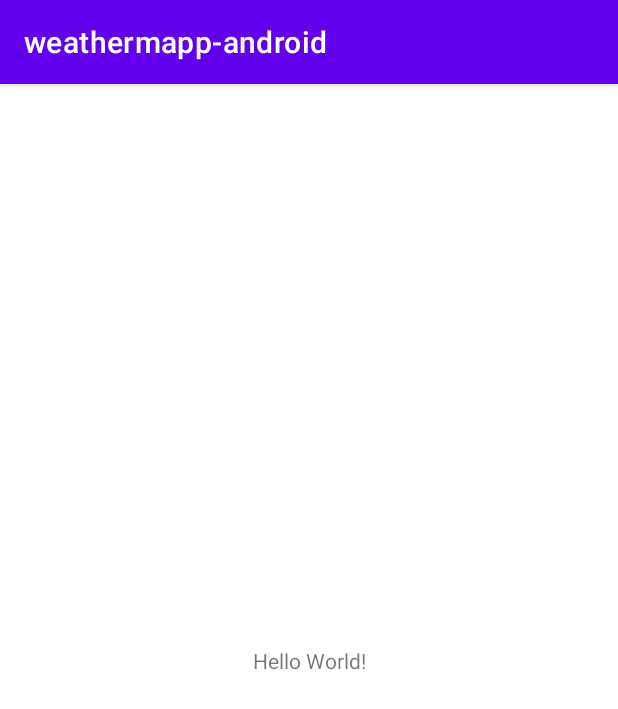
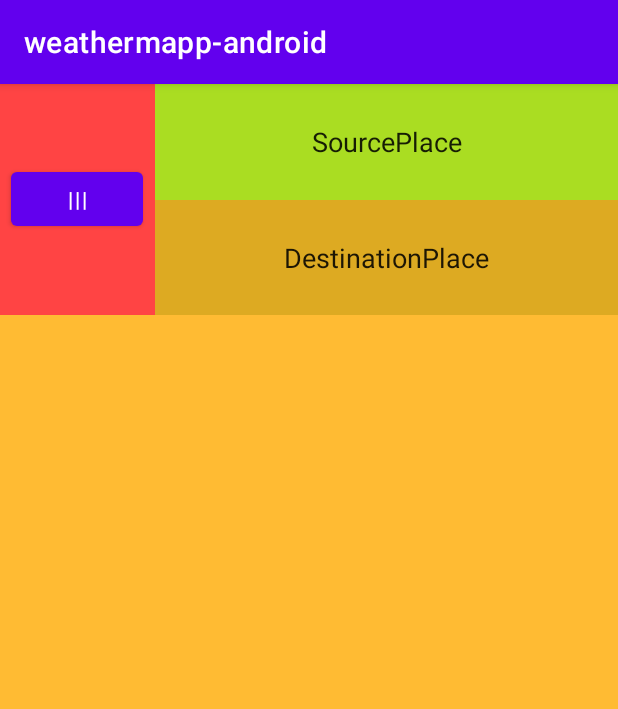
Before and after one commit to sunbeam96/weathermapp-android, an Android app: the screen it shows after launch (MainActivity), on a phone screen of 412 x 824 dp. Shown: the top 709 px of the screen. Run offline under Robolectric (Android 15) with nearby library versions, the phone set to English and light mode, and no system bars.

Commit message:
initial layout

```diff
--- a/app/src/main/res/layout/activity_main.xml
+++ b/app/src/main/res/layout/activity_main.xml
@@ -6,13 +6,105 @@
     android:layout_height="match_parent"
     tools:context=".MainActivity">
 
-    <TextView
-        android:layout_width="wrap_content"
-        android:layout_height="wrap_content"
-        android:text="Hello World!"
-        app:layout_constraintBottom_toBottomOf="parent"
-        app:layout_constraintEnd_toEndOf="parent"
-        app:layout_constraintStart_toStartOf="parent"
-        app:layout_constraintTop_toTopOf="parent" />
+
+
+
+    <LinearLayout
+        android:id="@+id/linearLayout"
+        android:layout_width="match_parent"
+        android:layout_height="match_parent"
+        android:orientation="vertical">
+
+        <LinearLayout
+            android:layout_width="match_parent"
+            android:layout_height="match_parent"
+            android:layout_weight="4"
+            android:background="@android:color/holo_green_light"
+            android:orientation="horizontal">
+
+            <LinearLayout
+                android:layout_width="match_parent"
+                android:layout_height="match_parent"
+                android:layout_weight="3"
+                android:background="@android:color/holo_red_light"
+                android:gravity="center"
+                android:orientation="horizontal">
+
+                <Button
+                    android:layout_width="wrap_content"
+                    android:layout_height="wrap_content"
+                    android:gravity="center"
+                    android:text="|||">
+
+                </Button>
+
+            </LinearLayout>
+
+
+            <LinearLayout
+                android:layout_width="match_parent"
+                android:layout_height="match_parent"
+                android:layout_weight="1"
+                android:background="@android:color/holo_blue_bright"
+                android:orientation="vertical">
+
+
+                <EditText
+                    android:layout_width="match_parent"
+                    android:layout_height="match_parent"
+                    android:layout_weight="1"
+                    android:background="#AADD22"
+                    android:gravity="center"
+                    android:inputType="text"
+                    android:text="SourcePlace"></EditText>
+
+                <EditText
+                    android:layout_width="match_parent"
+                    android:layout_height="match_parent"
+                    android:layout_weight="1"
+                    android:background="#DDAA22"
+                    android:gravity="center"
+                    android:text="DestinationPlace"></EditText>
+
+
+            </LinearLayout>
+
+
+        </LinearLayout>
+
+
+        <LinearLayout
+            android:layout_width="match_parent"
+            android:layout_height="match_parent"
+            android:layout_weight="1"
+            android:background="@android:color/holo_orange_light"
+            android:orientation="vertical">
+
+        </LinearLayout>
+
+
+    </LinearLayout>
+
+
+
+
+
+
+
+
+    <!--    <TextView-->
+    <!--        android:layout_width="wrap_content"-->
+    <!--        android:layout_height="wrap_content"-->
+    <!--        android:text="Hello World!"-->
+    <!--        app:layout_constraintBottom_toBottomOf="parent"-->
+    <!--        app:layout_constraintEnd_toEndOf="parent"-->
+    <!--        app:layout_constraintStart_toStartOf="parent"-->
+    <!--        app:layout_constraintTop_toTopOf="parent" />-->
+
+
+
+
+
+
 
 </androidx.constraintlayout.widget.ConstraintLayout>
```
